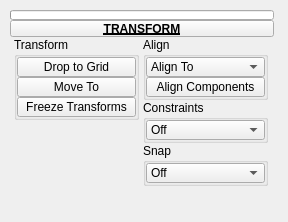
m3trik/tentacle, file tentacle/ui/uiLevel_3/transform.ui: the form before one commit.
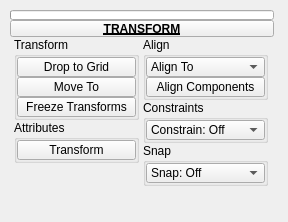
The form after the commit. Custom widgets are drawn as their Qt base class.

```diff
--- a/tentacle/ui/uiLevel_3/transform.ui
+++ b/tentacle/ui/uiLevel_3/transform.ui
@@ -124,7 +124,7 @@
              <number>0</number>
             </property>
             <item>
-             <widget class="ToolButton" name="tb000">
+             <widget class="PushButton" name="tb000">
               <property name="enabled">
                <bool>true</bool>
               </property>
@@ -252,6 +252,113 @@
            </layout>
           </widget>
          </item>
+         <item>
+          <widget class="QGroupBox" name="transfer_crease_sets_2">
+           <property name="minimumSize">
+            <size>
+             <width>125</width>
+             <height>0</height>
+            </size>
+           </property>
+           <property name="maximumSize">
+            <size>
+             <width>125</width>
+             <height>999</height>
+            </size>
+           </property>
+           <property name="title">
+            <string>Attributes</string>
+           </property>
+           <layout class="QVBoxLayout" name="verticalLayout_7">
+            <property name="spacing">
+             <number>0</number>
+            </property>
+            <property name="leftMargin">
+             <number>0</number>
+            </property>
+            <property name="topMargin">
+             <number>0</number>
+            </property>
+            <property name="rightMargin">
+             <number>0</number>
+            </property>
+            <property name="bottomMargin">
+             <number>0</number>
+            </property>
+            <item>
+             <widget class="QPushButton" name="b000">
+              <property name="minimumSize">
+               <size>
+                <width>0</width>
+                <height>20</height>
+               </size>
+              </property>
+              <property name="maximumSize">
+               <size>
+                <width>999</width>
+                <height>20</height>
+               </size>
+              </property>
+              <property name="palette">
+               <palette>
+                <active>
+                 <colorrole role="Highlight">
+                  <brush brushstyle="SolidPattern">
+                   <color alpha="255">
+                    <red>80</red>
+                    <green>138</green>
+                    <blue>255</blue>
+                   </color>
+                  </brush>
+                 </colorrole>
+                </active>
+                <inactive>
+                 <colorrole role="Highlight">
+                  <brush brushstyle="SolidPattern">
+                   <color alpha="255">
+                    <red>80</red>
+                    <green>138</green>
+                    <blue>255</blue>
+                   </color>
+                  </brush>
+                 </colorrole>
+                </inactive>
+                <disabled>
+                 <colorrole role="Highlight">
+                  <brush brushstyle="SolidPattern">
+                   <color alpha="255">
+                    <red>51</red>
+                    <green>153</green>
+                    <blue>255</blue>
+                   </color>
+                  </brush>
+                 </colorrole>
+                </disabled>
+               </palette>
+              </property>
+              <property name="toolTip">
+               <string>&lt;html&gt;&lt;head/&gt;&lt;body&gt;&lt;p&gt;List transform attributes for the currently selected object.&lt;/p&gt;&lt;/body&gt;&lt;/html&gt;</string>
+              </property>
+              <property name="text">
+               <string>Transform</string>
+              </property>
+              <property name="autoDefault">
+               <bool>true</bool>
+              </property>
+              <property name="default">
+               <bool>false</bool>
+              </property>
+              <property name="flat">
+               <bool>false</bool>
+              </property>
+              <property name="bnabled" stdset="0">
+               <bool>true</bool>
+              </property>
+             </widget>
+            </item>
+           </layout>
+          </widget>
+         </item>
          <item>
           <spacer name="verticalSpacer">
            <property name="orientation">
@@ -339,7 +446,7 @@
              </widget>
             </item>
             <item>
-             <widget class="ToolButton" name="tb001">
+             <widget class="PushButton" name="tb001">
               <property name="enabled">
                <bool>true</bool>
               </property>
@@ -436,7 +543,7 @@
               </property>
               <item>
                <property name="text">
-                <string>Off</string>
+                <string>Constrain: Off</string>
                </property>
               </item>
              </widget>
@@ -502,7 +609,7 @@
               </property>
               <item>
                <property name="text">
-                <string>Off</string>
+                <string>Snap: Off</string>
                </property>
               </item>
              </widget>
@@ -560,11 +667,6 @@
   </widget>
  </widget>
  <customwidgets>
-  <customwidget>
-   <class>ToolButton</class>
-   <extends>QToolButton</extends>
-   <header>widgets.toolbutton.h</header>
-  </customwidget>
   <customwidget>
    <class>PushButtonDraggable</class>
    <extends>QPushButton</extends>
@@ -580,6 +682,11 @@
    <extends>QComboBox</extends>
    <header>widgets.combobox.h</header>
   </customwidget>
+  <customwidget>
+   <class>PushButton</class>
+   <extends>QPushButton</extends>
+   <header>widgets.pushbutton.h</header>
+  </customwidget>
  </customwidgets>
  <resources/>
  <connections/>
```
